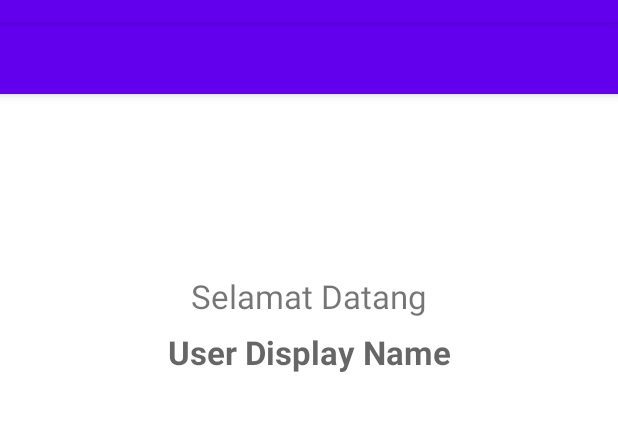
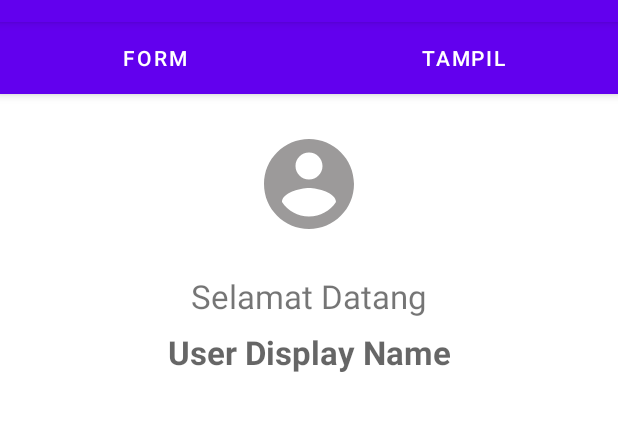
Before and after one commit to Hakimki/Fragment, an Android app: the screen it shows after launch (MainActivity), tab 2 chosen, on a phone screen of 412 x 824 dp, the part 62-493 px from its top. Run offline under Robolectric (Android 15) with nearby library versions, the phone set to English and light mode, and no system bars.

Commit message:
Fragment

```diff
--- a/app/src/main/java/com/example/fragment/MainActivity.kt
+++ b/app/src/main/java/com/example/fragment/MainActivity.kt
@@ -2,13 +2,17 @@ package com.example.fragment
 
 import androidx.appcompat.app.AppCompatActivity
 import android.os.Bundle
-import kotlinx.android.synthetic.main.activity_main.*
+import androidx.viewpager.widget.ViewPager
+import com.google.android.material.tabs.TabLayout
 
 class MainActivity : AppCompatActivity() {
     override fun onCreate(savedInstanceState: Bundle?) {
         super.onCreate(savedInstanceState)
         setContentView(R.layout.activity_main)
 
+        val view_pager = findViewById<ViewPager>(R.id.view_pager)
+        val tabs = findViewById<TabLayout>(R.id.tabs)
+
         view_pager.adapter = ViewPagerAdapter(this, supportFragmentManager)
         tabs.setupWithViewPager(view_pager)
     }
--- /dev/null
+++ b/app/src/main/res/drawable/image_1.xml
@@ -0,0 +1,5 @@
+<vector android:alpha="0.49" android:height="24dp"
+    android:tint="#343030" android:viewportHeight="24"
+    android:viewportWidth="24" android:width="24dp" xmlns:android="http://schemas.android.com/apk/res/android">
+    <path android:fillColor="@android:color/white" android:pathData="M12,2C6.48,2 2,6.48 2,12s4.48,10 10,10 10,-4.48 10,-10S17.52,2 12,2zM12,5c1.66,0 3,1.34 3,3s-1.34,3 -3,3 -3,-1.34 -3,-3 1.34,-3 3,-3zM12,19.2c-2.5,0 -4.71,-1.28 -6,-3.22 0.03,-1.99 4,-3.08 6,-3.08 1.99,0 5.97,1.09 6,3.08 -1.29,1.94 -3.5,3.22 -6,3.22z"/>
+</vector>
--- a/app/src/main/res/layout/fragment_first.xml
+++ b/app/src/main/res/layout/fragment_first.xml
@@ -15,6 +15,7 @@
         android:layout_marginTop="24dp"
         android:layout_marginEnd = "8dp"
         android:layout_marginRight="8dp"
+        android:src = "@drawable/image_1"
         app:layout_constraintEnd_toEndOf="parent"
         app:layout_constraintStart_toStartOf="parent"
         app:layout_constraintTop_toTopOf="parent" />
@@ -34,7 +35,7 @@
         app:layout_constraintTop_toBottomOf="@+id/imageView">
 
 
-        <com.google.android.material.textfield.TextInputLayout
+        <com.google.android.material.textfield.TextInputEditText
             android:id = "@+id/textInputTextName"
             android:layout_width="match_parent"
             android:layout_height="wrap_content"
--- a/app/src/main/res/layout/fragment_second.xml
+++ b/app/src/main/res/layout/fragment_second.xml
@@ -14,6 +14,7 @@
         android:layout_marginStart="8dp"
         android:layout_marginLeft ="8dp"
         android:layout_marginTop = "24dp"
+        android:src = "@drawable/image_1"
         android:layout_marginEnd ="8dp"
         android:layout_marginRight="8dp"
         app:layout_constraintEnd_toEndOf="parent"
--- a/app/src/main/res/values/strings.xml
+++ b/app/src/main/res/values/strings.xml
@@ -1,5 +1,6 @@
 <resources>
     <string name="app_name">Fragment</string>
-    <!-- TODO: Remove or change this placeholder text -->
     <string name="hello_blank_fragment">Hello blank fragment</string>
+    <string name = "tab_text_1">Form</string>
+    <string name = "tab_text_2">Tampil</string>
 </resources>
```
Also changed, not shown: app/build.gradle (+4 -4 lines).
